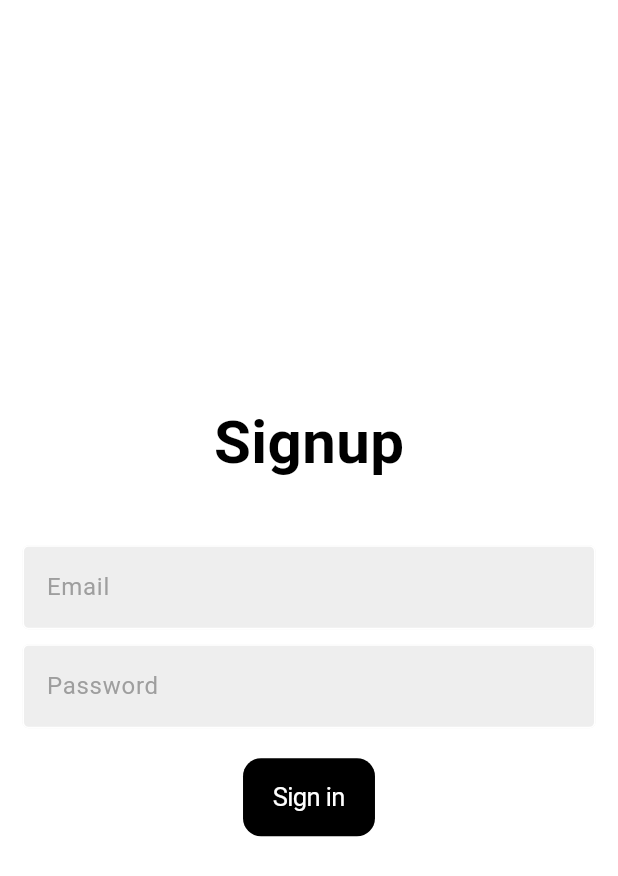
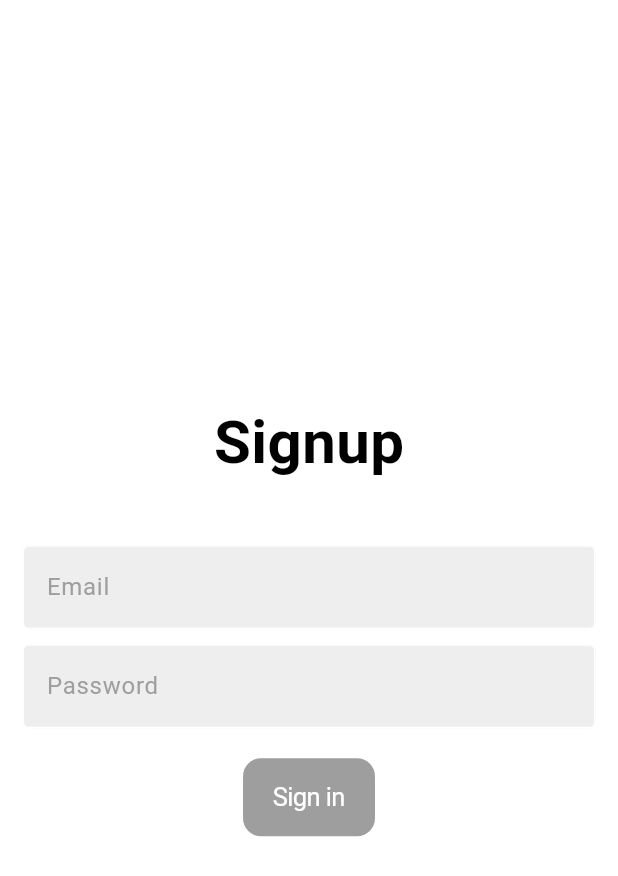
Before and after one commit to anshmehta1964/firebase_crud_leveraging_clean_architecture, a Flutter app: the FbSignUp screen opened directly, on a phone screen of 412 x 824 dp. Shown: the top 876 px of the screen. Run offline on Flutter 3.47's test engine with Material 3 defaults, Android fonts, the phone set to English and light mode, and no system bars; our stand-ins replace animated_splash_screen, bloc, cloud_firestore, connectivity_plus, dio, email_validator and 11 more; missing offline and left inert: shared_preferences_android; accounts and stored records are empty.

Commit message:
Changed the state management

```diff
--- a/lib/firebaseCRUD/fb_signup_screen.dart
+++ b/lib/firebaseCRUD/fb_signup_screen.dart
@@ -96,6 +96,7 @@ class _FbSignUpState extends State<FbSignUp> {
                   onChanged: (val) {
                     BlocProvider.of<FirebaseSignupBloc>(context).add(
                         SignupPasswordChangedEvent(
+                            email: emailController.text,
                             password: passController.text));
                   },
                 ),
@@ -118,7 +119,7 @@ class _FbSignUpState extends State<FbSignUp> {
                               passController.clear();
                             }
                           : () {},
-                      color: (state is SignupInvalidState) ? Colors.grey : Theme.of(context).colorScheme.primary,
+                      color: (state is SignupInvalidState || state is SigninInitialState) ? Colors.grey : Theme.of(context).colorScheme.primary,
                       child: Text(
                         'Sign in',
                         style: TextStyle(color: Theme.of(context).colorScheme.secondary),
--- a/lib/firebaseCRUD/firebase signup/firebase_signup_event.dart
+++ b/lib/firebaseCRUD/firebase signup/firebase_signup_event.dart
@@ -4,12 +4,17 @@ class FirebaseSignupEvent {}
 
 class SignupEmailChangedEvent extends FirebaseSignupEvent{
   String email;
-  SignupEmailChangedEvent({required this.email});
+  // String password;
+  SignupEmailChangedEvent({
+    required this.email,
+    // required this.password
+  });
 }
 
 class SignupPasswordChangedEvent extends FirebaseSignupEvent{
+  String email;
   String password;
-  SignupPasswordChangedEvent({required this.password});
+  SignupPasswordChangedEvent({required this.password, required this.email});
 }
 
 class SingupSubmittedEvent extends FirebaseSignupEvent{
```
Also changed, not shown: lib/firebaseCRUD/firebase signup/firebase_signup_bloc.dart (+6 -3 lines).
